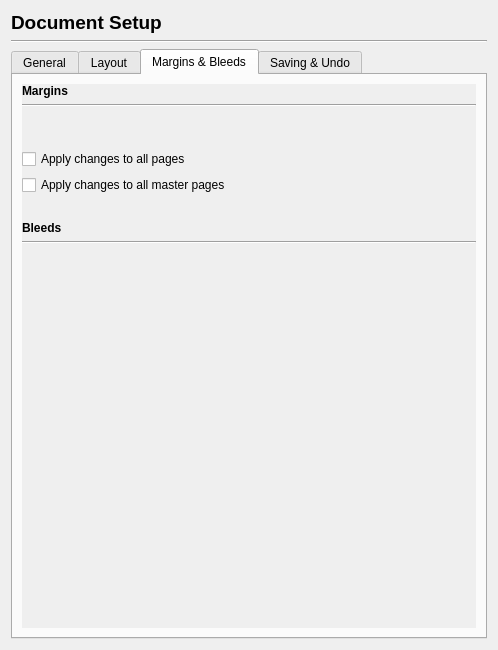
Above: scribus/ui/prefs_documentsetupbase.ui from scribusproject/scribus before the change. Below: the same form after it.
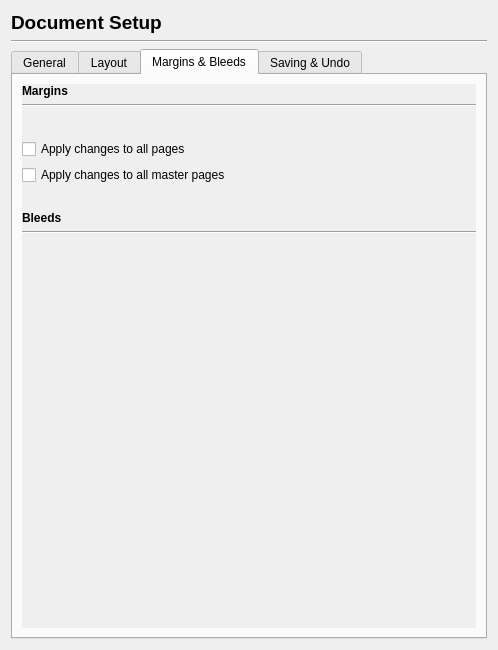
That is the form after the change. The open tabs and pages were chosen to show the change. Custom widgets are drawn as their Qt base class.

Commit message: #16362: Remove extra margins in preferences dialog

What changed in the file:
```diff
--- a/scribus/ui/prefs_documentsetupbase.ui
+++ b/scribus/ui/prefs_documentsetupbase.ui
@@ -388,16 +388,16 @@
            <item>
             <layout class="QHBoxLayout" name="horizontalLayout_6">
              <property name="leftMargin">
-              <number>5</number>
+              <number>0</number>
              </property>
              <property name="topMargin">
-              <number>5</number>
+              <number>0</number>
              </property>
              <property name="rightMargin">
-              <number>5</number>
+              <number>0</number>
              </property>
              <property name="bottomMargin">
-              <number>5</number>
+              <number>0</number>
              </property>
              <item>
               <widget class="NewMarginWidget" name="marginsWidget" native="true"/>
@@ -470,16 +470,16 @@
            <item>
             <layout class="QHBoxLayout" name="horizontalLayout_7">
              <property name="leftMargin">
-              <number>5</number>
+              <number>0</number>
              </property>
              <property name="topMargin">
-              <number>5</number>
+              <number>0</number>
              </property>
              <property name="rightMargin">
-              <number>5</number>
+              <number>0</number>
              </property>
              <property name="bottomMargin">
-              <number>5</number>
+              <number>0</number>
              </property>
              <item>
               <widget class="NewMarginWidget" name="bleedsWidget" native="true"/>
```
The commit also changes 4 other files.
